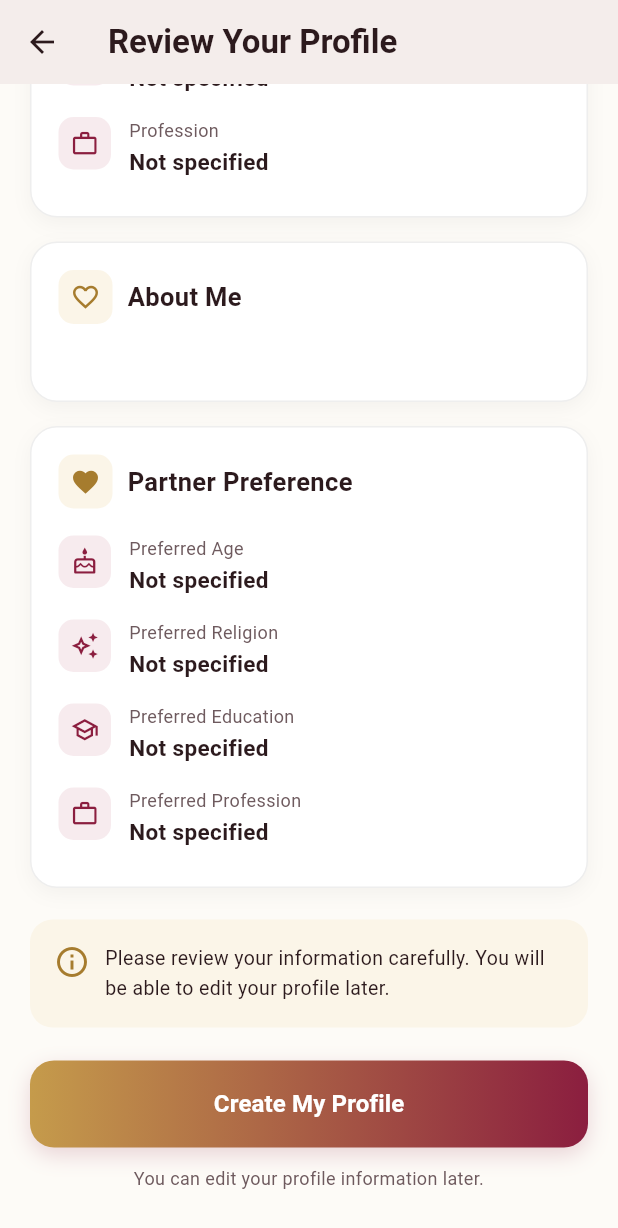
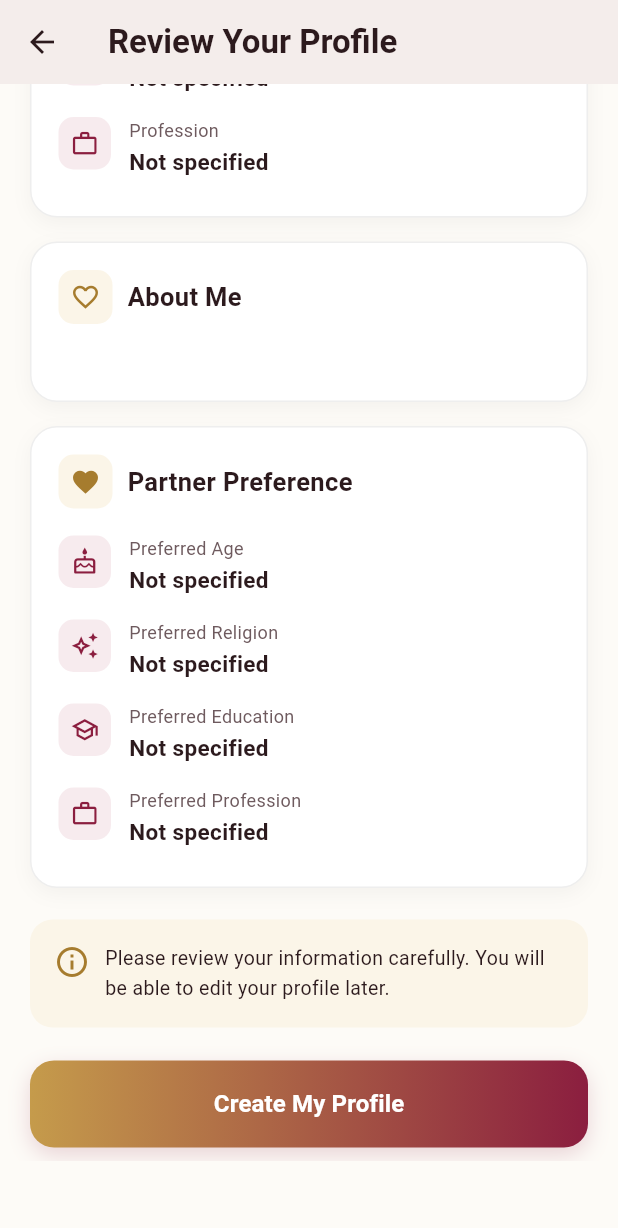
Before and after one commit to jiminline-wq/matrimony_app, a Flutter app: the ProfilePreviewScreen screen opened directly with empty values, scrolled down 890 dp, on a phone screen of 412 x 824 dp. Shown: the top 1228 px of the screen. Run offline on Flutter 3.47's test engine with Material 3 defaults, Android fonts, the phone set to English and light mode, and no system bars; our stand-ins replace audioplayers, cached_network_image, cloud_firestore, cloud_functions, file_picker, firebase_analytics and 12 more; missing offline and left inert: agora_rtc_engine, record; accounts and stored records are empty; network calls fail; statements that could not run were skipped.

Commit message:
Update profile_preview_screen.dart

```diff
--- a/lib/screens/profile_preview_screen.dart
+++ b/lib/screens/profile_preview_screen.dart
@@ -9,6 +9,8 @@ import 'package:http/http.dart' as http;
 import '../theme/colors.dart';
 import '../models/user_profile.dart';
 import 'home_screen.dart';
+import '../ads/banner_ad_widget.dart'; // ✅ ব্যানার অ্যাড ইমপোর্ট
+import '../ads/ad_config.dart'; // ✅ অ্যাড কনফিগ ইমপোর্ট
 
 // ============================================================
 // PROFILE PREVIEW SCREEN
@@ -31,7 +33,7 @@ class ProfilePreviewScreen extends StatefulWidget {
   final String skinTone;
 
   final File? profileImage;
-  final List<File> additionalImages;    // ← NEW
+  final List<File> additionalImages; // ← NEW
 
   final String aboutMe;
 
@@ -57,7 +59,7 @@ class ProfilePreviewScreen extends StatefulWidget {
     required this.height,
     required this.skinTone,
     required this.profileImage,
-    required this.additionalImages,     // ← NEW
+    required this.additionalImages, // ← NEW
     required this.aboutMe,
     required this.preferredAge,
     required this.preferredReligion,
@@ -187,7 +189,7 @@ class _ProfilePreviewScreenState extends State<ProfilePreviewScreen> {
         preferredEducation: widget.preferredEducation,
         preferredProfession: widget.preferredProfession,
         photoUrl: photoUrl,
-        photoUrls: photoUrls,           // ← NEW
+        photoUrls: photoUrls, // ← NEW
         height: widget.height,
         skinTone: widget.skinTone,
       );
@@ -389,12 +391,15 @@ class _ProfilePreviewScreenState extends State<ProfilePreviewScreen> {
         ),
       ),
 
-      body: SingleChildScrollView(
+      // ✅ Column + Expanded ব্যবহার করে নিচে ব্যানার অ্যাড বসানো হলো
+      body: Column(
+        children: [
+          Expanded(
+            child: SingleChildScrollView(
               padding: const EdgeInsets.fromLTRB(20, 10, 20, 30),
               child: Column(
                 crossAxisAlignment: CrossAxisAlignment.stretch,
                 children: [
-
                   // ==========================================
                   // PROFILE HEADER (with photo carousel)
                   // ==========================================
@@ -467,8 +472,8 @@ class _ProfilePreviewScreenState extends State<ProfilePreviewScreen> {
                                                 : Colors.white
                                                     .withValues(alpha: 0.7),
                                             border: Border.all(
-                                        color: primaryMaroon
-                                            .withValues(alpha: 0.3),
+                                              color: primaryMaroon.withValues(
+                                                  alpha: 0.3),
                                               width: 1,
                                             ),
                                           ),
@@ -610,8 +615,10 @@ class _ProfilePreviewScreenState extends State<ProfilePreviewScreen> {
                     children: [
                       infoRow(bn ? "পছন্দের বয়স" : "Preferred Age",
                           widget.preferredAge, Icons.cake_outlined),
-                infoRow(bn ? "পছন্দের ধর্ম" : "Preferred Religion",
-                    widget.preferredReligion, Icons.auto_awesome_outlined),
+                      infoRow(
+                          bn ? "পছন্দের ধর্ম" : "Preferred Religion",
+                          widget.preferredReligion,
+                          Icons.auto_awesome_outlined),
                       infoRow(bn ? "পছন্দের শিক্ষা" : "Preferred Education",
                           widget.preferredEducation, Icons.school_outlined),
                       infoRow(bn ? "পছন্দের পেশা" : "Preferred Profession",
@@ -718,6 +725,17 @@ class _ProfilePreviewScreenState extends State<ProfilePreviewScreen> {
                 ],
               ),
             ),
+          ),
+          // ✅ Fixed Banner Ad at the bottom
+          const SafeArea(
+            top: false,
+            child: BannerAdWidget(
+              placementId: AdConfig
+                  .placementProfileView, // আপনার প্রয়োজন অনুযায়ী আইডি পরিবর্তন করুন
+            ),
+          ),
+        ],
+      ),
     );
   }
 }
```
Lines whose indentation alone changed are shown as unchanged.
